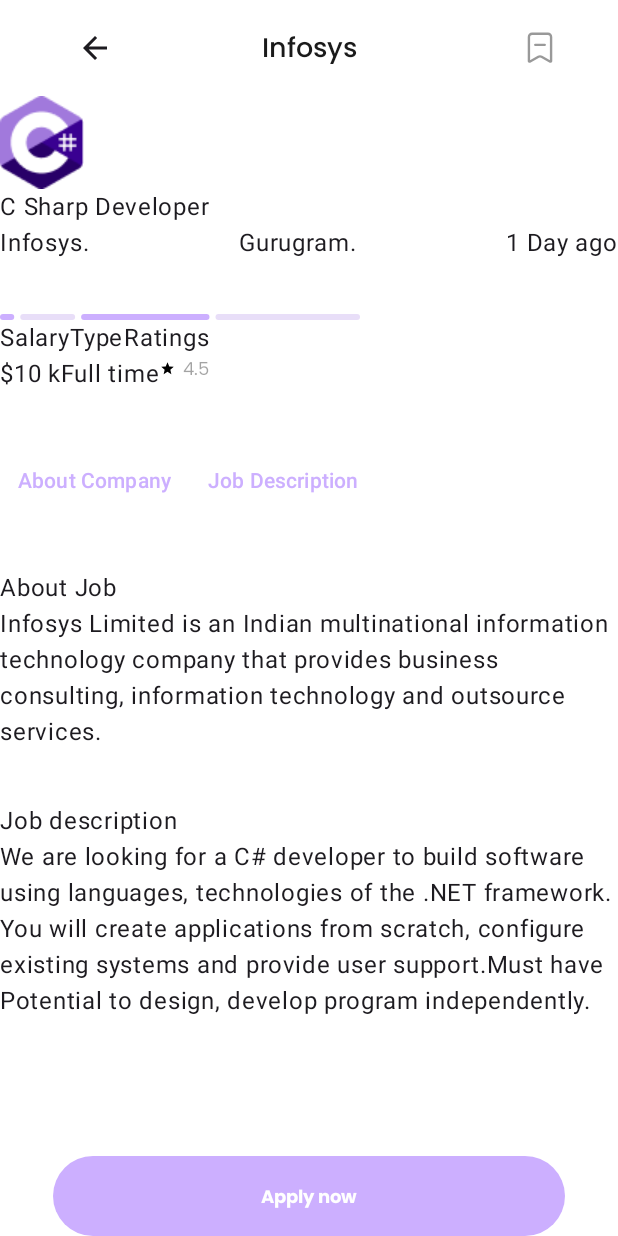
After one commit to ahmed-alnour123/compose-challenge-weekly, an Android app built with Jetpack Compose: the composable DetailsScreen shown on its own in the app's theme, on a phone screen of 412 x 824 dp. The commit adds this screen. Run offline under Robolectric (Android 15) with nearby library versions, the phone set to English and light mode, and no system bars.

Commit message:
details screen basic layout

```diff
--- a/app/src/main/java/com/example/jobfindingapp/JobFindingApp.kt
+++ b/app/src/main/java/com/example/jobfindingapp/JobFindingApp.kt
@@ -66,30 +66,17 @@ fun JobFindingApp() {
 
 @OptIn(ExperimentalMaterial3Api::class)
 @Composable
-fun JobFindingAppBar(modifier: Modifier = Modifier) {
+fun JobFindingAppBar(
+    title: @Composable () -> Unit,
+    navigationIcon: @Composable () -> Unit,
+    actions: @Composable RowScope.() -> Unit,
+    modifier: Modifier = Modifier,
+) {
     CenterAlignedTopAppBar(
-        title = {
-            Text(
-                text = "hii, Jay",
-                style = MaterialTheme.typography.titleLarge,
-            )
-        },
+        title = title,
         modifier = modifier,
-        navigationIcon = {
-            IconButton(onClick = { /*TODO*/ }) {
-                Icon(imageVector = ImageVector.vectorResource(R.drawable.icon_menu), null)
-            }
-        },
-        actions = {
-            Image(
-//                painter = painterResource(R.drawable.image_profile),
-                painter = painterResource(R.drawable.image_profile),
-                contentDescription = null,
-                modifier = Modifier
-                    .size(45.dp)
-                    .clip(CircleShape)
-            )
-        },
+        navigationIcon = navigationIcon,
+        actions = actions,
         windowInsets = WindowInsets(left = 35.dp, right = 35.dp),
         colors = TopAppBarDefaults.centerAlignedTopAppBarColors(
             containerColor = MaterialTheme.colorScheme.background,
@@ -174,7 +161,31 @@ fun RowScope.JobFindingNavigationBarItem(
 @Composable
 fun JobFindingAppBarPreview() {
     Scaffold(
-        topBar = { JobFindingAppBar() },
+        topBar = {
+            JobFindingAppBar(
+                title = {
+                    Text(
+                        text = "hii, Jay",
+                        style = MaterialTheme.typography.titleLarge,
+                    )
+                },
+                navigationIcon = {
+                    IconButton(onClick = { }) {
+                        Icon(imageVector = ImageVector.vectorResource(R.drawable.icon_menu), null)
+                    }
+                },
+                actions = {
+                    Image(
+//                painter = painterResource(R.drawable.image_profile),
+                        painter = painterResource(R.drawable.image_profile),
+                        contentDescription = null,
+                        modifier = Modifier
+                            .size(45.dp)
+                            .clip(CircleShape)
+                    )
+                },
+            )
+        },
         bottomBar = { JobFindingBottomBar() },
     ) {
         val a = it
--- /dev/null
+++ b/app/src/main/java/com/example/jobfindingapp/ui/screens/details/DetailsScreen.kt
@@ -0,0 +1,163 @@
+@file:OptIn(ExperimentalMaterial3Api::class)
+
+package com.example.jobfindingapp.ui.screens.details
+
+import android.telecom.Call.Details
+import android.widget.ProgressBar
+import android.widget.RatingBar
+import androidx.compose.foundation.Image
+import androidx.compose.foundation.isSystemInDarkTheme
+import androidx.compose.foundation.layout.Arrangement
+import androidx.compose.foundation.layout.Column
+import androidx.compose.foundation.layout.Row
+import androidx.compose.foundation.layout.fillMaxWidth
+import androidx.compose.foundation.layout.height
+import androidx.compose.foundation.layout.padding
+import androidx.compose.foundation.layout.size
+import androidx.compose.foundation.shape.CircleShape
+import androidx.compose.material.icons.Icons
+import androidx.compose.material.icons.filled.ArrowBack
+import androidx.compose.material.icons.filled.Star
+import androidx.compose.material3.Button
+import androidx.compose.material3.ExperimentalMaterial3Api
+import androidx.compose.material3.Icon
+import androidx.compose.material3.IconButton
+import androidx.compose.material3.LinearProgressIndicator
+import androidx.compose.material3.MaterialTheme
+import androidx.compose.material3.Scaffold
+import androidx.compose.material3.Text
+import androidx.compose.material3.TextButton
+import androidx.compose.runtime.Composable
+import androidx.compose.ui.Modifier
+import androidx.compose.ui.draw.clip
+import androidx.compose.ui.graphics.Color
+import androidx.compose.ui.graphics.vector.ImageVector
+import androidx.compose.ui.res.painterResource
+import androidx.compose.ui.res.vectorResource
+import androidx.compose.ui.tooling.preview.Preview
+import androidx.compose.ui.unit.dp
+import com.example.jobfindingapp.JobFindingAppBar
+import com.example.jobfindingapp.JobFindingBottomBar
+import com.example.jobfindingapp.R
+import com.example.jobfindingapp.ui.screens.home.IconText
+import com.example.jobfindingapp.ui.theme.JobFindingAppTheme
+
+@Composable
+fun DetailsScreen(modifier: Modifier = Modifier) {
+    Scaffold(
+        modifier = modifier,
+        topBar = {
+            JobFindingAppBar(
+                title = {
+                    Text(
+                        text = "Infosys",
+                        style = MaterialTheme.typography.titleLarge,
+                    )
+                },
+                navigationIcon = {
+                    IconButton(onClick = { }) {
+                        Icon(imageVector = Icons.Filled.ArrowBack, null)
+                    }
+                },
+                actions = {
+                    Icon(
+                        imageVector = ImageVector.vectorResource(R.drawable.icon_bookmark),
+                        contentDescription = null,
+                        tint = Color.Black,
+                        modifier = Modifier
+                            .size(25.dp)
+                            .clip(CircleShape)
+                    )
+                },
+            )
+        },
+        bottomBar = {
+            Button(
+                onClick = {},
+                modifier = Modifier
+                    .height(53.dp)
+                    .fillMaxWidth()
+                    .padding(horizontal = 35.dp)
+            ) {
+                Text(
+                    text = "Apply now",
+                    style = MaterialTheme.typography.labelMedium,
+                )
+            }
+        }
+    ) { innerPadding ->
+        DetailsScreenContent(modifier = Modifier.padding(innerPadding))
+    }
+}
+
+@Composable
+fun DetailsScreenContent(modifier: Modifier = Modifier) {
+    Column(
+        verticalArrangement = Arrangement.spacedBy(35.dp),
+        modifier = modifier,
+    ) {
+        Column {
+            Image(painterResource(id = R.drawable.icon_c_sharp), null)
+            Text("C Sharp Developer")
+            Row {
+                Text("Infosys")
+                Text(".", modifier = Modifier.weight(1f))
+                Text("Gurugram")
+                Text(".", modifier = Modifier.weight(1f))
+                Text("1 Day ago")
+            }
+        }
+        Column {
+            LinearProgressIndicator()
+            Row {
+                Text("Salary")
+                Text("Type")
+                Text("Ratings")
+            }
+            Row {
+                Text("$10 k")
+                Text("Full time")
+                IconText(text = "4.5", icon = Icons.Filled.Star)
+            }
+        }
+        Row {
+            TextButton(onClick = { /*TODO*/ }) {
+                Text(text = "About Company")
+            }
+            TextButton(onClick = { /*TODO*/ }) {
+                Text(text = "Job Description")
+            }
+        }
+        Column {
+            Text("About Job")
+            Text(
+                """
+               Infosys Limited is an Indian multinational information
+               technology company that provides business consulting,
+               information technology and outsource services.
+            """.trimIndent().replace("\n", " ")
+            )
+        }
+        Column {
+            Text("Job description")
+            Text(
+                """
+                We are looking for a C# developer to build
+                software using languages, technologies of the
+                .NET framework.
+                You will create applications from scratch, configure
+                existing systems and provide user support.Must have
+                Potential to design, develop program independently.
+            """.trimIndent().replace("\n", " ")
+            )
+        }
+    }
+}
+
+@Preview
+@Composable
+fun DetailsScreenPreview() {
+    JobFindingAppTheme{
+        DetailsScreen()
+    }
+}
```
Also changed, not shown: app/src/main/java/com/example/jobfindingapp/ui/screens/home/HomeScreen.kt (+44 -7 lines), app/src/main/java/com/example/jobfindingapp/ui/theme/Theme.kt (+18 -18 lines), 7 other files.
